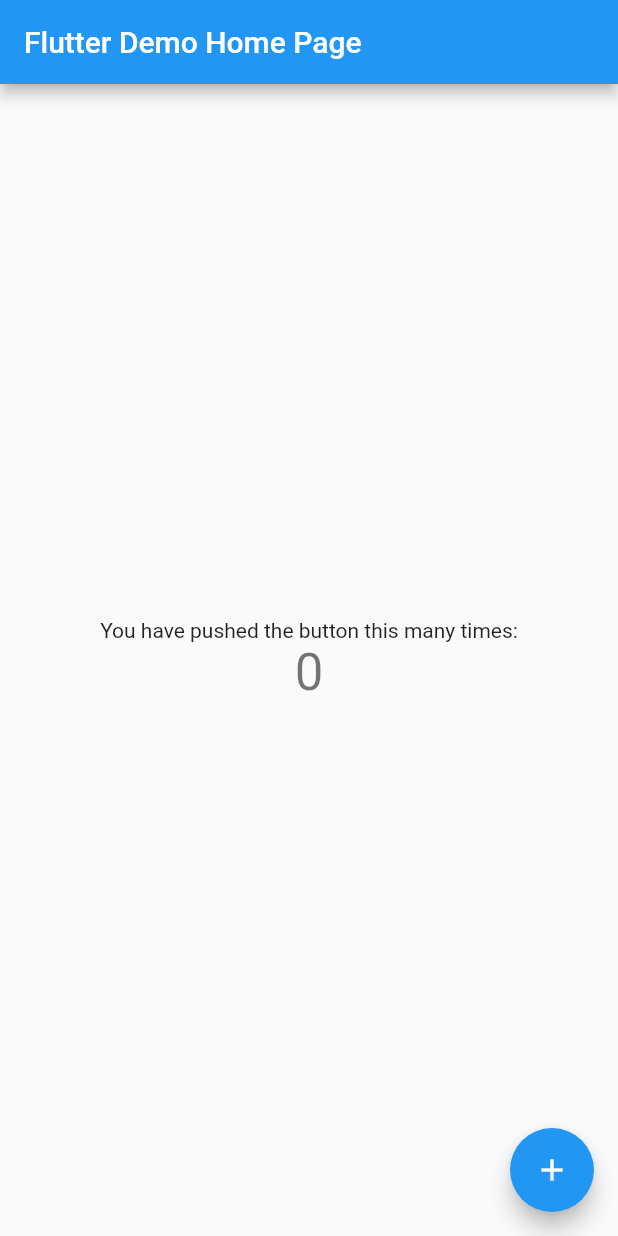
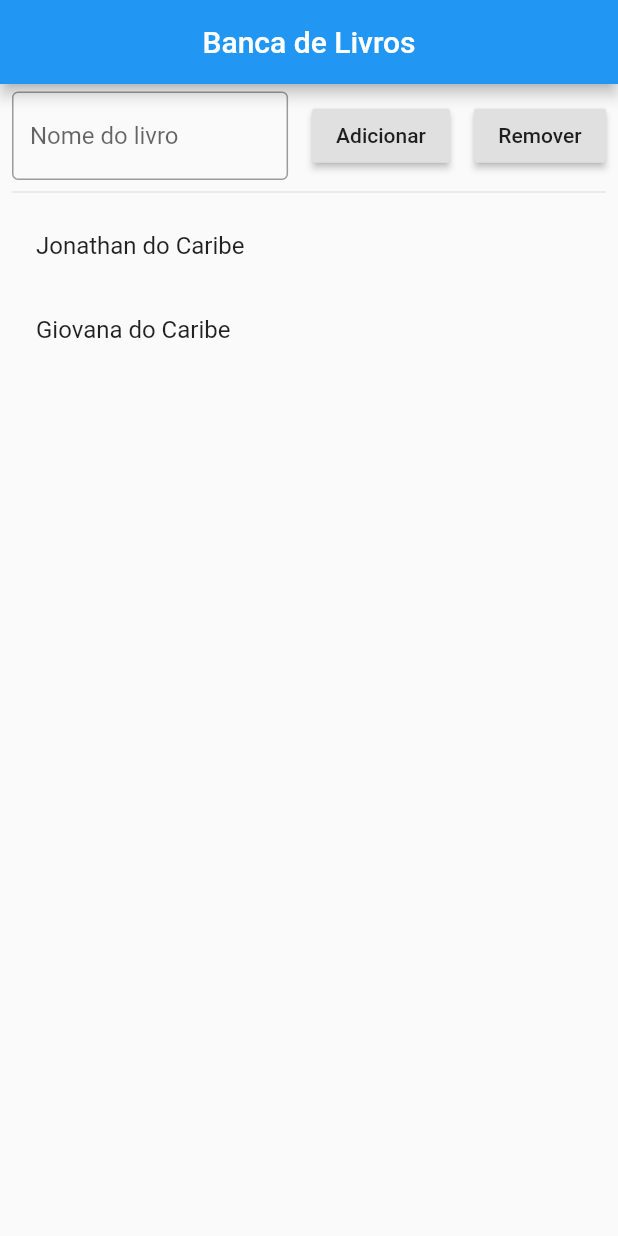
Before and after one commit to jonathanots/SampleBloc, a Flutter app: the screen it shows after launch, on a phone screen of 412 x 824 dp. Run offline on Flutter 3.47's test engine with Material 2 defaults, Android fonts, the phone set to English and light mode, and no system bars.

Commit message:
Books Bloc

```diff
--- /dev/null
+++ b/lib/bloc/book_bloc.dart
@@ -0,0 +1,26 @@
+import 'dart:async';
+import 'package:samplebloc/model/book_model.dart';
+
+class BookBloc{
+
+  List<BookModel> books = [
+    BookModel(name: "Jonathan do Caribe"),
+    BookModel(name: "Giovana do Caribe"),
+  ];
+
+  final StreamController<List<BookModel>> _streamController$ = StreamController<List<BookModel>>();
+  Stream<List<BookModel>> get output => _streamController$.stream;
+
+
+  addBook(String name){
+    BookModel book = BookModel(name: name);
+    books.add(book);
+    _streamController$.add(books);
+  }
+
+  removeBook(String name){
+    books.removeWhere((b) => b.name == name);
+    _streamController$.add(books);
+  }
+
+}
--- a/lib/main.dart
+++ b/lib/main.dart
@@ -1,111 +1,7 @@
 import 'package:flutter/material.dart';
+import 'package:samplebloc/store.dart';
 
-void main() => runApp(MyApp());
-
-class MyApp extends StatelessWidget {
-  // This widget is the root of your application.
-  @override
-  Widget build(BuildContext context) {
-    return MaterialApp(
-      title: 'Flutter Demo',
-      theme: ThemeData(
-        // This is the theme of your application.
-        //
-        // Try running your application with "flutter run". You'll see the
-        // application has a blue toolbar. Then, without quitting the app, try
-        // changing the primarySwatch below to Colors.green and then invoke
-        // "hot reload" (press "r" in the console where you ran "flutter run",
-        // or simply save your changes to "hot reload" in a Flutter IDE).
-        // Notice that the counter didn't reset back to zero; the application
-        // is not restarted.
-        primarySwatch: Colors.blue,
-      ),
-      home: MyHomePage(title: 'Flutter Demo Home Page'),
-    );
-  }
-}
-
-class MyHomePage extends StatefulWidget {
-  MyHomePage({Key key, this.title}) : super(key: key);
-
-  // This widget is the home page of your application. It is stateful, meaning
-  // that it has a State object (defined below) that contains fields that affect
-  // how it looks.
-
-  // This class is the configuration for the state. It holds the values (in this
-  // case the title) provided by the parent (in this case the App widget) and
-  // used by the build method of the State. Fields in a Widget subclass are
-  // always marked "final".
-
-  final String title;
-
-  @override
-  _MyHomePageState createState() => _MyHomePageState();
-}
-
-class _MyHomePageState extends State<MyHomePage> {
-  int _counter = 0;
-
-  void _incrementCounter() {
-    setState(() {
-      // This call to setState tells the Flutter framework that something has
-      // changed in this State, which causes it to rerun the build method below
-      // so that the display can reflect the updated values. If we changed
-      // _counter without calling setState(), then the build method would not be
-      // called again, and so nothing would appear to happen.
-      _counter++;
-    });
-  }
-
-  @override
-  Widget build(BuildContext context) {
-    // This method is rerun every time setState is called, for instance as done
-    // by the _incrementCounter method above.
-    //
-    // The Flutter framework has been optimized to make rerunning build methods
-    // fast, so that you can just rebuild anything that needs updating rather
-    // than having to individually change instances of widgets.
-    return Scaffold(
-      appBar: AppBar(
-        // Here we take the value from the MyHomePage object that was created by
-        // the App.build method, and use it to set our appbar title.
-        title: Text(widget.title),
-      ),
-      body: Center(
-        // Center is a layout widget. It takes a single child and positions it
-        // in the middle of the parent.
-        child: Column(
-          // Column is also a layout widget. It takes a list of children and
-          // arranges them vertically. By default, it sizes itself to fit its
-          // children horizontally, and tries to be as tall as its parent.
-          //
-          // Invoke "debug painting" (press "p" in the console, choose the
-          // "Toggle Debug Paint" action from the Flutter Inspector in Android
-          // Studio, or the "Toggle Debug Paint" command in Visual Studio Code)
-          // to see the wireframe for each widget.
-          //
-          // Column has various properties to control how it sizes itself and
-          // how it positions its children. Here we use mainAxisAlignment to
-          // center the children vertically; the main axis here is the vertical
-          // axis because Columns are vertical (the cross axis would be
-          // horizontal).
-          mainAxisAlignment: MainAxisAlignment.center,
-          children: <Widget>[
-            Text(
-              'You have pushed the button this many times:',
-            ),
-            Text(
-              '$_counter',
-              style: Theme.of(context).textTheme.display1,
-            ),
-          ],
-        ),
-      ),
-      floatingActionButton: FloatingActionButton(
-        onPressed: _incrementCounter,
-        tooltip: 'Increment',
-        child: Icon(Icons.add),
-      ), // This trailing comma makes auto-formatting nicer for build methods.
-    );
-  }
-}
+void main() => runApp(
+  MaterialApp(
+    home: StorePage(),
+));
--- /dev/null
+++ b/lib/model/book_model.dart
@@ -0,0 +1,7 @@
+class BookModel{
+  String name;
+
+  BookModel({
+    this.name
+  });
+}
--- a/lib/store.dart
+++ b/lib/store.dart
@@ -0,0 +1,87 @@
+import 'package:flutter/material.dart';
+import 'package:samplebloc/bloc/book_bloc.dart';
+import 'package:samplebloc/model/book_model.dart';
+
+class StorePage extends StatefulWidget {
+  @override
+  _StorePageState createState() => _StorePageState();
+}
+
+class _StorePageState extends State<StorePage> {
+
+  BookBloc bloc = BookBloc();
+  TextEditingController _textController = TextEditingController();
+
+  _buildList(){
+    return StreamBuilder<List<BookModel>>(
+      stream: bloc.output,
+      initialData: bloc.books,
+      builder: (context, snapshot) {
+        return ListView.builder(
+          itemCount: snapshot.data.length,
+          itemBuilder: (_, index){
+            return ListTile(
+              title: Text("${snapshot.data[index].name}"),
+            );
+          },
+
+        );
+      }
+    );
+  }
+
+
+  @override
+  Widget build(BuildContext context) {
+    return Scaffold(
+      appBar: AppBar(
+        title: Text("Banca de Livros"),
+        centerTitle: true,
+      ),
+      body: Container(
+        height: MediaQuery.of(context).size.height,
+        width: MediaQuery.of(context).size.width,
+        child: Padding(
+          padding: const EdgeInsets.symmetric(horizontal: 8.0, vertical: 5.0),
+          child: Column(
+            mainAxisAlignment: MainAxisAlignment.start,
+            children: <Widget>[
+              Row(
+                mainAxisAlignment: MainAxisAlignment.start,
+                children: <Widget>[
+                  Expanded(
+                    child: TextField(
+                      controller: _textController,
+                      decoration: InputDecoration(
+                        hintText: "Nome do livro",
+                        border: OutlineInputBorder()
+                      ),
+                    )
+                  ),
+                  VerticalDivider(color: Colors.transparent,),
+                  RaisedButton(
+                    onPressed: (){
+                      bloc.addBook(_textController.text);
+                    },
+                    child: Text("Adicionar"),
+                  ),
+                  VerticalDivider(color: Colors.transparent,),
+                  RaisedButton(
+                    onPressed: (){
+                      bloc.removeBook(_textController.text);
+                    },
+                    child: Text("Remover"),
+                  )
+                ],
+              ),
+              Divider(),
+              Expanded(
+                child: _buildList(),
+              )
+            ],
+          ),
+        ),
+      ),
+    );
+  }
+}
```
Also changed, not shown: 1 other file.
